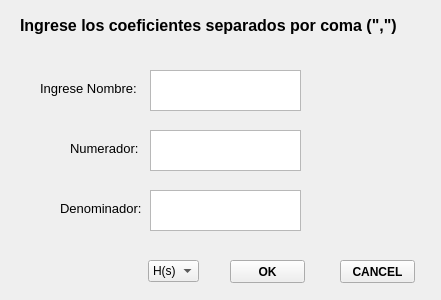
First picture: the form in frontend/input_teorico.ui, repository odevincenti/TC-TP1, before the edit.
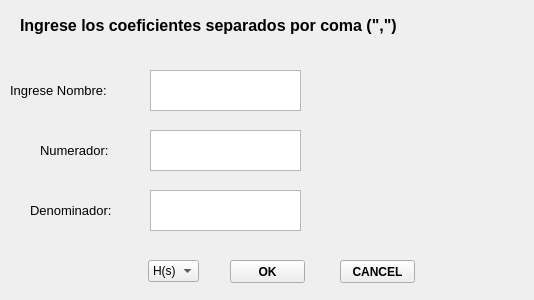
Second picture: the form after the edit.

Commit message: + ventana de teorico

What changed in the file:
```diff
--- a/frontend/input_teorico.ui
+++ b/frontend/input_teorico.ui
@@ -6,7 +6,7 @@
    <rect>
     <x>0</x>
     <y>0</y>
-    <width>441</width>
+    <width>534</width>
     <height>300</height>
    </rect>
   </property>
@@ -64,10 +64,10 @@
   <widget class="QLabel" name="label">
    <property name="geometry">
     <rect>
-     <x>40</x>
+     <x>10</x>
      <y>80</y>
-     <width>101</width>
-     <height>16</height>
+     <width>131</width>
+     <height>20</height>
     </rect>
    </property>
    <property name="font">
@@ -82,10 +82,10 @@
   <widget class="QLabel" name="label_2">
    <property name="geometry">
     <rect>
-     <x>70</x>
+     <x>40</x>
      <y>140</y>
-     <width>71</width>
-     <height>16</height>
+     <width>101</width>
+     <height>20</height>
     </rect>
    </property>
    <property name="font">
@@ -100,10 +100,10 @@
   <widget class="QLabel" name="label_3">
    <property name="geometry">
     <rect>
-     <x>60</x>
+     <x>30</x>
      <y>200</y>
-     <width>81</width>
-     <height>16</height>
+     <width>111</width>
+     <height>20</height>
     </rect>
    </property>
    <property name="font">
@@ -140,7 +140,7 @@
     <rect>
      <x>20</x>
      <y>10</y>
-     <width>401</width>
+     <width>501</width>
      <height>31</height>
     </rect>
    </property>
```
The commit also changes 1 other file.
